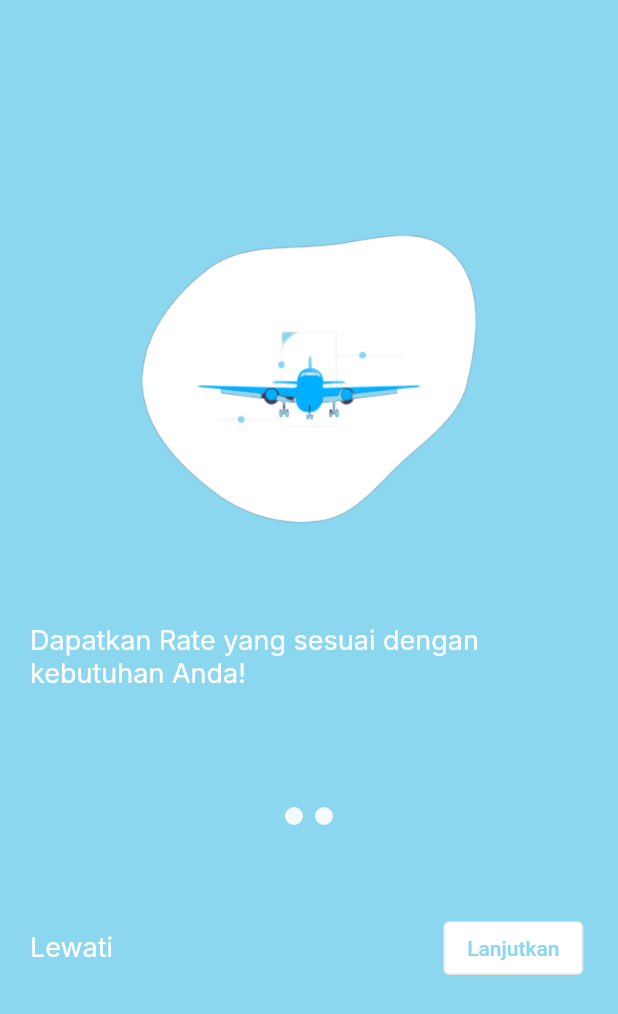
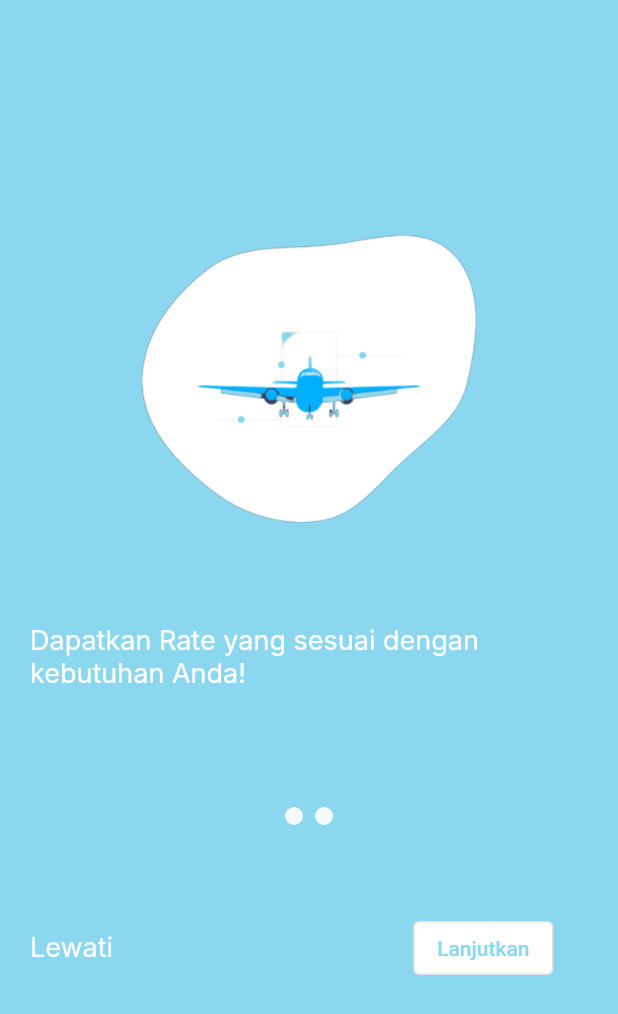
Before and after one commit to thereisnosemicolon/ratexim, a Flutter app: the screen it shows after launch, on a phone screen of 412 x 824 dp. Shown: the top 1014 px of the screen. Run offline on Flutter 3.47's test engine with Material 2 defaults, Android fonts, the light colour scheme and no system bars; drawn by our look-alikes of carousel_slider; our stand-ins replace easy_splash_screen; Roboto replaces fonts that are missing (Inter).

Commit message:
update introslider

```diff
--- a/lib/introslider.dart
+++ b/lib/introslider.dart
@@ -106,7 +106,7 @@ class _CarouselWithIndicatorState extends State<CarouselWithIndicatorDemo> {
                           fontFamily: "Inter"),
                     ),
                     Container(
-                        margin: const EdgeInsets.only(left: 220),
+                        margin: const EdgeInsets.only(left: 200),
                         child: OutlinedButton(
                           style: ButtonStyle(
                             backgroundColor:
```
